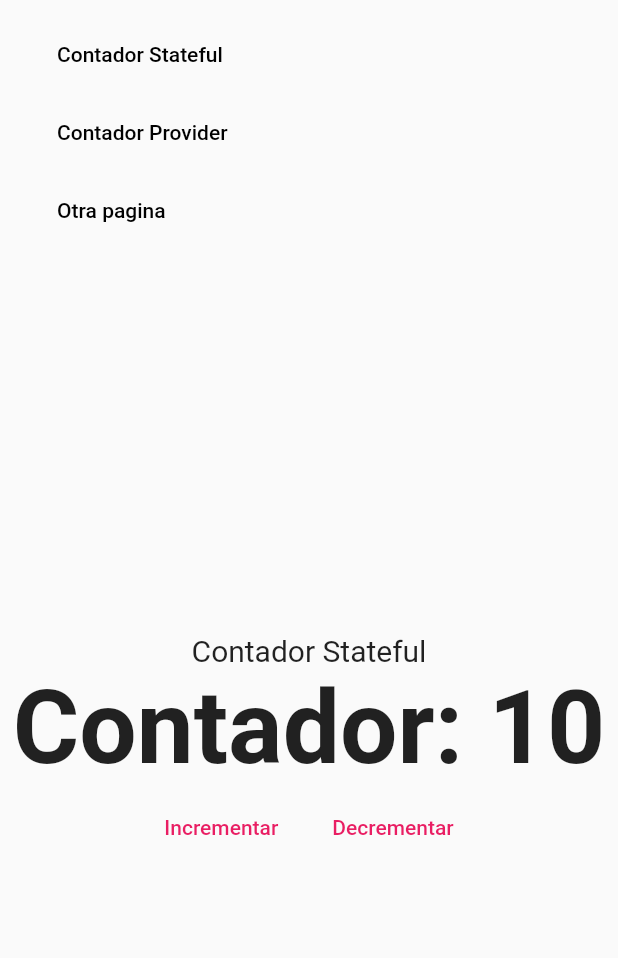
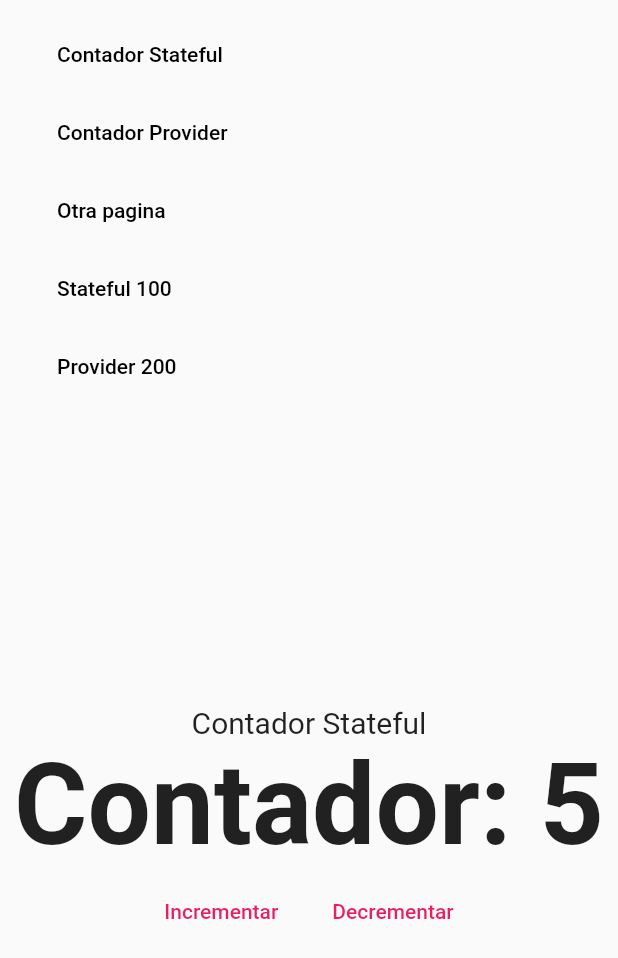
Before and after one commit to JMartinVZ3/bases_web_flutter_web, a Flutter app: the screen it shows after launch, on a phone screen of 412 x 824 dp. Shown: the top 958 px of the screen. Run offline on Flutter 3.47's test engine with Material 2 defaults, Android fonts, the phone set to English and light mode, and no system bars; our stand-ins replace fluro, get_it.

Commit message:
Added fluro router and query routes

```diff
--- a/lib/main.dart
+++ b/lib/main.dart
@@ -1,11 +1,12 @@
 import 'package:bases_web/locator.dart';
-import 'package:bases_web/router/route_generator.dart';
+import 'package:bases_web/router/router.dart';
 import 'package:bases_web/services/navigation_service.dart';
 import 'package:bases_web/ui/layout/main_layout_page.dart';
 import 'package:flutter/material.dart';
 
 void main() {
   setuptLocator();
+  Flurorouter.configureRoutes();
   runApp(MyApp());
 }
 
@@ -15,8 +16,9 @@ class MyApp extends StatelessWidget {
     return MaterialApp(
       debugShowCheckedModeBanner: false,
       title: 'RutasApp',
-      initialRoute: '/stateful',
-      onGenerateRoute: RouteGenerator.generateRoute,
+      initialRoute: '/',
+      //onGenerateRoute: RouteGenerator.generateRoute,
+      onGenerateRoute: Flurorouter.router.generator,
       navigatorKey: locator<NavigationService>().navigatorKey,
       builder: (_, child) {
         return MainLayoutPage(
--- a/lib/providers/counter_provider.dart
+++ b/lib/providers/counter_provider.dart
@@ -2,6 +2,10 @@ import 'package:flutter/cupertino.dart';
 
 class CounterProvider extends ChangeNotifier {
   int _counter = 15;
+
+  CounterProvider(String base) {
+    if (int.tryParse(base) != null) this._counter = int.parse(base);
+  }
 
   get counter {
     return this._counter;
--- a/lib/router/route_generator.dart
+++ /dev/null
@@ -1,39 +0,0 @@
-import 'package:bases_web/ui/views/counter_provider_view.dart';
-import 'package:bases_web/ui/views/counter_view.dart';
-import 'package:bases_web/ui/views/view404.dart';
-import 'package:flutter/cupertino.dart';
-import 'package:flutter/material.dart';
-import 'package:flutter/foundation.dart' show kIsWeb;
-
-class RouteGenerator {
-  static Route<dynamic> generateRoute(RouteSettings settings) {
-    switch (settings.name) {
-      case '/stateful':
-        return _fadeRoute(CounterView(), '/stateful');
-
-      case '/provider':
-        return _fadeRoute(CounterProviderView(), '/provider');
-
-      default:
-        return _fadeRoute(View404(), '/404');
-    }
-  }
-
-  static PageRoute _fadeRoute(Widget child, String routeName) {
-    return PageRouteBuilder(
-        settings: RouteSettings(name: routeName),
-        pageBuilder: (_, __, ___) => child,
-        transitionDuration: Duration(milliseconds: 200),
-        transitionsBuilder: (_, animation, __, ___) => (kIsWeb)
-            ? FadeTransition(
-                opacity: animation,
-                child: child,
-              )
-            : CupertinoPageTransition(
-                primaryRouteAnimation: animation,
-                secondaryRouteAnimation: __,
-                child: child,
-                linearTransition: true,
-              ));
-  }
-}
--- /dev/null
+++ b/lib/router/route_handlers.dart
@@ -0,0 +1,20 @@
+import 'package:bases_web/ui/views/counter_provider_view.dart';
+import 'package:bases_web/ui/views/counter_view.dart';
+import 'package:bases_web/ui/views/view404.dart';
+import 'package:fluro/fluro.dart';
+
+// Handlers
+
+final Handler counterHandler = Handler(handlerFunc: (context, params) {
+  print(params);
+  return CounterView(base: params['base']?.first ?? '5');
+});
+
+final Handler counterProviderHandler = Handler(handlerFunc: (context, params) {
+  print(params);
+  return CounterProviderView(base: params['q']?.first ?? '10');
+});
+
+final Handler pageNotFound = Handler(
+  handlerFunc: (context, params) => View404(),
+);
--- /dev/null
+++ b/lib/router/router.dart
@@ -0,0 +1,35 @@
+import 'package:bases_web/router/route_handlers.dart';
+import 'package:fluro/fluro.dart';
+
+class Flurorouter {
+  static final FluroRouter router = new FluroRouter();
+
+  static void configureRoutes() {
+    router.define(
+      '/',
+      handler: counterHandler,
+      transitionDuration: Duration(milliseconds: 200),
+      transitionType: TransitionType.fadeIn,
+    );
+    router.define(
+      '/stateful',
+      handler: counterHandler,
+      transitionDuration: Duration(milliseconds: 200),
+      transitionType: TransitionType.fadeIn,
+    );
+    router.define(
+      '/stateful/:base',
+      handler: counterHandler,
+      transitionDuration: Duration(milliseconds: 200),
+      transitionType: TransitionType.fadeIn,
+    );
+    router.define(
+      '/provider',
+      handler: counterProviderHandler,
+      transitionDuration: Duration(milliseconds: 200),
+      transitionType: TransitionType.fadeIn,
+    );
+
+    router.notFoundHandler = pageNotFound;
+  }
+}
--- a/lib/ui/shared/custom_app_menu.dart
+++ b/lib/ui/shared/custom_app_menu.dart
@@ -26,7 +26,6 @@ class _TabletDesktopMenu extends StatelessWidget {
         children: [
           CustomFlatButton(
             text: 'Contador Stateful',
-            //onPressed: () => Navigator.pushNamed(context, '/stateful'),
             onPressed: () =>
                 locator<NavigationService>().navigateTo('/stateful'),
             color: Colors.black,
@@ -34,7 +33,6 @@ class _TabletDesktopMenu extends StatelessWidget {
           SizedBox(width: 10),
           CustomFlatButton(
             text: 'Contador Provider',
-            //onPressed: () => Navigator.pushNamed(context, '/provider'),
             onPressed: () =>
                 locator<NavigationService>().navigateTo('/provider'),
             color: Colors.black,
@@ -42,8 +40,20 @@ class _TabletDesktopMenu extends StatelessWidget {
           SizedBox(width: 10),
           CustomFlatButton(
             text: 'Otra pagina',
-            //onPressed: () => Navigator.pushNamed(context, '/otro'),
             onPressed: () => locator<NavigationService>().navigateTo('/otro'),
+            color: Colors.black,
+          ),
+          SizedBox(width: 10),
+          CustomFlatButton(
+            text: 'Stateful 100',
+            onPressed: () =>
+                locator<NavigationService>().navigateTo('/stateful/100'),
+            color: Colors.black,
+          ),
+          CustomFlatButton(
+            text: 'Provider 200',
+            onPressed: () =>
+                locator<NavigationService>().navigateTo('/provider?q=200'),
             color: Colors.black,
           ),
         ],
@@ -63,7 +73,6 @@ class _MobileMenu extends StatelessWidget {
         children: [
           CustomFlatButton(
             text: 'Contador Stateful',
-            //onPressed: () => Navigator.pushNamed(context, '/stateful'),
             onPressed: () =>
                 locator<NavigationService>().navigateTo('/stateful'),
             color: Colors.black,
@@ -71,7 +80,6 @@ class _MobileMenu extends StatelessWidget {
           SizedBox(width: 10),
           CustomFlatButton(
             text: 'Contador Provider',
-            //onPressed: () => Navigator.pushNamed(context, '/provider'),
             onPressed: () =>
                 locator<NavigationService>().navigateTo('/provider'),
             color: Colors.black,
@@ -79,8 +87,20 @@ class _MobileMenu extends StatelessWidget {
           SizedBox(width: 10),
           CustomFlatButton(
             text: 'Otra pagina',
-            //onPressed: () => Navigator.pushNamed(context, '/otro'),
             onPressed: () => locator<NavigationService>().navigateTo('/otro'),
+            color: Colors.black,
+          ),
+          SizedBox(width: 10),
+          CustomFlatButton(
+            text: 'Stateful 100',
+            onPressed: () =>
+                locator<NavigationService>().navigateTo('/stateful/100'),
+            color: Colors.black,
+          ),
+          CustomFlatButton(
+            text: 'Provider 200',
+            onPressed: () =>
+                locator<NavigationService>().navigateTo('/provider?q=200'),
             color: Colors.black,
           ),
         ],
--- a/lib/ui/views/counter_view.dart
+++ b/lib/ui/views/counter_view.dart
@@ -2,7 +2,11 @@ import 'package:bases_web/ui/shared/custom_flat_button.dart';
 import 'package:flutter/material.dart';
 
 class CounterView extends StatefulWidget {
-  const CounterView({Key? key}) : super(key: key);
+  final String base;
+
+  const CounterView({
+    required this.base,
+  }) : super();
 
   @override
   _CounterViewState createState() => _CounterViewState();
@@ -10,6 +14,12 @@ class CounterView extends StatefulWidget {
 
 class _CounterViewState extends State<CounterView> {
   int counter = 10;
+
+  @override
+  void initState() {
+    super.initState();
+    if (int.tryParse(widget.base) != null) counter = int.parse(widget.base);
+  }
 
   @override
   Widget build(BuildContext context) {
--- a/pubspec.yaml
+++ b/pubspec.yaml
@@ -24,6 +24,7 @@ dependencies:
   flutter:
     sdk: flutter
   cupertino_icons: ^1.0.2
+  fluro: ^2.0.3
   get_it: ^6.1.1
   provider: ^5.0.0
 
```
Also changed, not shown: lib/ui/pages/counter_page.dart (deleted, +0 -58 lines), lib/ui/pages/counter_provider_page.dart (deleted, +0 -67 lines), lib/ui/pages/page404.dart (deleted, +0 -31 lines), lib/ui/views/counter_provider_view.dart (+7 -1 lines), pubspec.lock.
